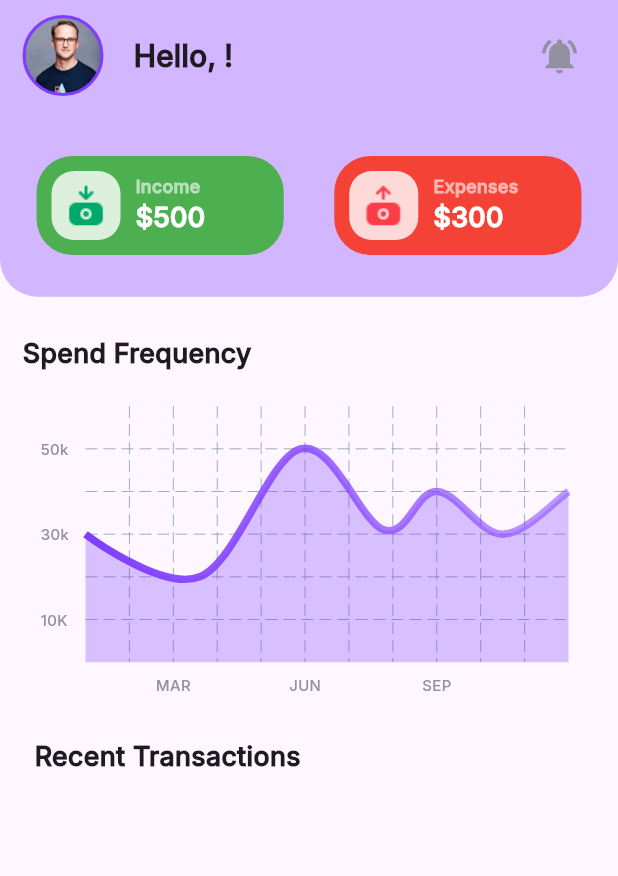
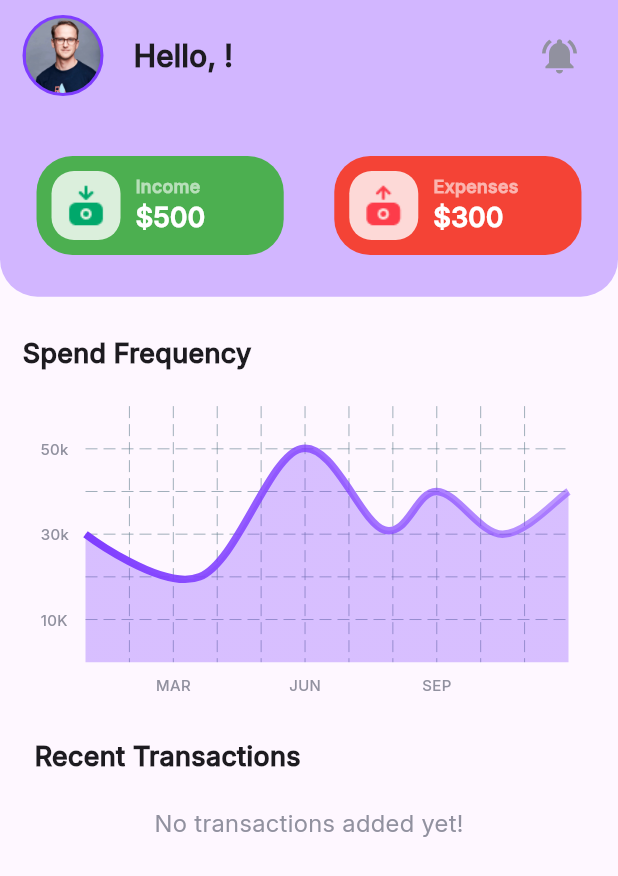
Before and after one commit to cusaldmsr/expenz_tracker_app, a Flutter app: the HomeScreen screen opened directly with empty values, on a phone screen of 412 x 824 dp. Shown: the top 876 px of the screen. Run offline on Flutter 3.47's test engine with Material 3 defaults, Android fonts, the light colour scheme and no system bars; drawn by our look-alikes of fl_chart; our stand-ins replace shared_preferences, smooth_page_indicator; accounts and stored records are empty.

Commit message:
Add message for empty transactions in HomeScreen

```diff
--- a/lib/screens/home_screen.dart
+++ b/lib/screens/home_screen.dart
@@ -189,6 +189,18 @@ class _HomeScreenState extends State<HomeScreen> {
                                   );
                                 },
                               ),
+                              widget.expensesList.isEmpty &&
+                                      widget.incomesList.isEmpty
+                                  ? Center(
+                                      child: Text(
+                                        'No transactions added yet!',
+                                        style: TextStyle(
+                                          fontSize: 16,
+                                          color: kGrey,
+                                        ),
+                                      ),
+                                    )
+                                  : const SizedBox.shrink(),
                               ListView.builder(
                                 shrinkWrap: true,
                                 physics: const NeverScrollableScrollPhysics(),
```
